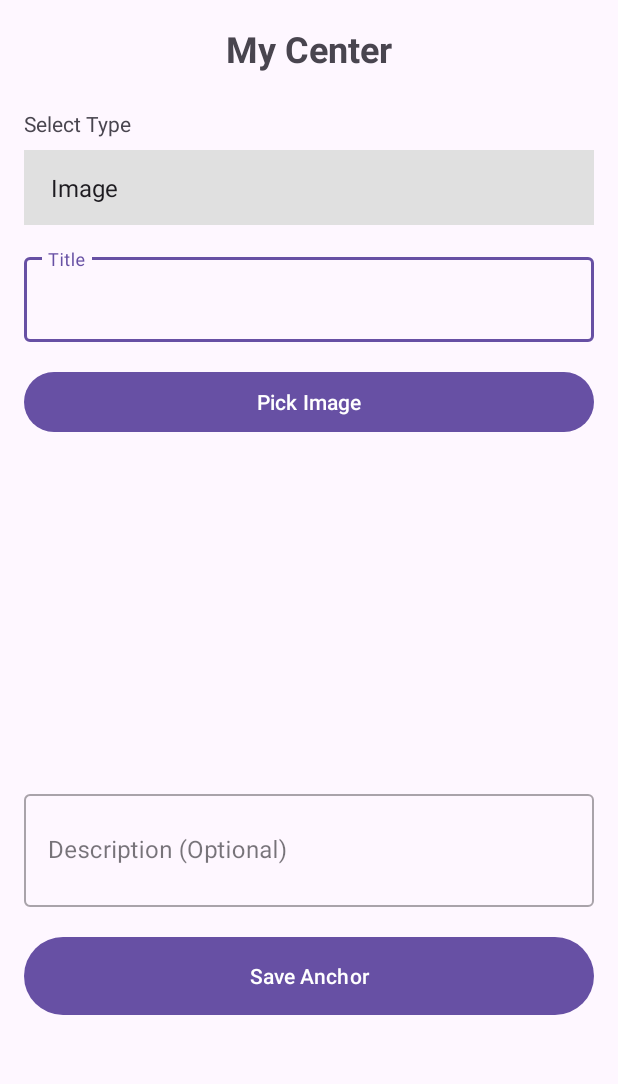
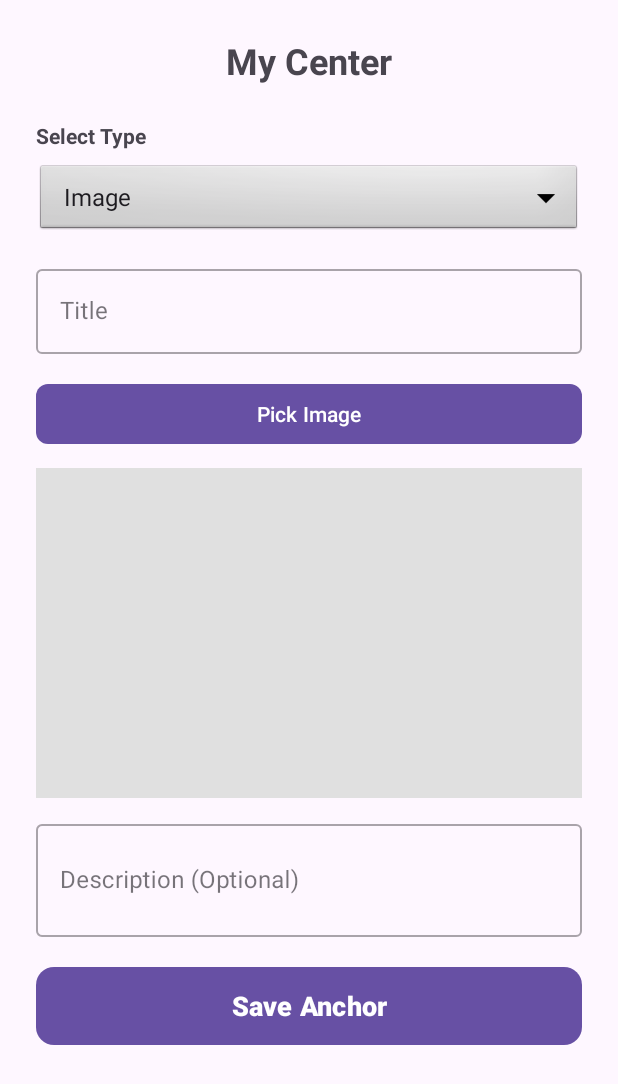
Before and after one commit to eyalab1/AHI-KAROV, an Android app: the layout my_center_layout.xml on its own in the app's theme, with its tools: preview values and no code run, on a phone screen of 412 x 824 dp. Shown: the top 1084 px of the screen. Run offline under Robolectric (Android 15) with nearby library versions, the phone set to English and light mode, and no system bars.

Commit message:
chang the keyboard and fix the errors and the strings

```diff
--- a/app/src/main/java/com/first/ahikarov/MyCenterFragmentMain.kt
+++ b/app/src/main/java/com/first/ahikarov/MyCenterFragmentMain.kt
@@ -78,7 +78,11 @@ class MyCenterFragmentMain : Fragment() {
         }
 
         // כפתור הוספה
+        // הקוד החדש והמתוקן:
         binding.add.setOnClickListener {
+
+            viewModel.setItem(null) //  מנקה את הזיכרון לפני יצירת פריט חדש
+
             findNavController().navigate(R.id.action_center_main_to_add)
         }
     }
--- a/app/src/main/res/layout/my_center_layout.xml
+++ b/app/src/main/res/layout/my_center_layout.xml
@@ -1,16 +1,21 @@
 <?xml version="1.0" encoding="utf-8"?>
 <ScrollView xmlns:android="http://schemas.android.com/apk/res/android"
+    xmlns:app="http://schemas.android.com/apk/res-auto"
     xmlns:tools="http://schemas.android.com/tools"
     android:layout_width="match_parent"
     android:layout_height="match_parent"
-    xmlns:app="http://schemas.android.com/apk/res-auto">
+    android:fillViewport="true"
+    tools:context=".MyCenterFragment">
 
     <LinearLayout
+        android:id="@+id/main_container"
         android:layout_width="match_parent"
         android:layout_height="wrap_content"
+        android:clickable="true"
+        android:focusable="true"
+        android:focusableInTouchMode="true"
         android:orientation="vertical"
-        android:padding="16dp"
-        tools:context="MyCenterFragment">
+        android:padding="24dp">
 
         <TextView
             android:layout_width="wrap_content"
@@ -25,15 +30,15 @@
             android:layout_width="wrap_content"
             android:layout_height="wrap_content"
             android:text="@string/label_select_type"
+            android:textStyle="bold"
             android:layout_marginBottom="8dp"/>
 
         <Spinner
             android:id="@+id/type_spinner"
             android:layout_width="match_parent"
             android:layout_height="50dp"
-            android:background="#E0E0E0"
+            android:background="@android:drawable/btn_dropdown"
             android:entries="@array/anchor_types_array"
-            android:padding="10dp"
             android:layout_marginBottom="16dp"/>
 
         <com.google.android.material.textfield.TextInputLayout
@@ -42,7 +47,7 @@
             android:layout_height="wrap_content"
             android:layout_marginBottom="16dp"
             android:hint="Title"
-            app:boxStrokeWidth="2dp"
+            app:endIconMode="clear_text"
             style="@style/Widget.MaterialComponents.TextInputLayout.OutlinedBox">
 
             <com.google.android.material.textfield.TextInputEditText
@@ -51,7 +56,6 @@
                 android:layout_height="wrap_content"
                 android:inputType="textCapSentences"/>
         </com.google.android.material.textfield.TextInputLayout>
-
 
         <LinearLayout
             android:id="@+id/container_image_input"
@@ -64,21 +68,24 @@
                 android:id="@+id/image_btn"
                 android:layout_width="match_parent"
                 android:layout_height="wrap_content"
-                android:text="@string/btn_pick_image"/>
+                android:text="@string/btn_pick_image"
+                app:cornerRadius="8dp"
+                android:layout_marginBottom="12dp"/>
 
             <ImageView
                 android:id="@+id/result_image"
-                android:layout_width="200dp"
-                android:layout_height="200dp"
-                android:layout_gravity="center"
-                android:layout_marginTop="16dp"
-                android:layout_marginBottom="16dp"
+                android:layout_width="match_parent"
+                android:layout_height="220dp"
+                android:scaleType="centerCrop"
+                android:background="#E0E0E0"
+                android:layout_marginBottom="12dp"
                 android:contentDescription="@string/img_desc_placeholder"/>
 
             <com.google.android.material.textfield.TextInputLayout
                 android:layout_width="match_parent"
                 android:layout_height="wrap_content"
                 android:hint="Description (Optional)"
+                app:endIconMode="clear_text"
                 style="@style/Widget.MaterialComponents.TextInputLayout.OutlinedBox">
 
                 <com.google.android.material.textfield.TextInputEditText
@@ -88,7 +95,6 @@
                     android:inputType="textMultiLine"
                     android:minLines="2"/>
             </com.google.android.material.textfield.TextInputLayout>
-
         </LinearLayout>
 
         <LinearLayout
@@ -105,7 +111,9 @@
                 android:layout_width="match_parent"
                 android:layout_height="wrap_content"
                 android:text="Pick Audio File 🎵"
-                android:backgroundTint="#4CAF50"/>
+                android:backgroundTint="#4CAF50"
+                app:cornerRadius="8dp"
+                android:layout_marginBottom="8dp"/>
 
             <TextView
                 android:id="@+id/tv_selected_audio_name"
@@ -138,6 +146,9 @@
             android:layout_width="match_parent"
             android:layout_height="60dp"
             android:text="@string/btn_save"
+            android:textSize="18sp"
+            android:textStyle="bold"
+            app:cornerRadius="12dp"
             android:layout_marginTop="16dp"/>
 
     </LinearLayout>
--- a/app/src/main/res/navigation/our_nav.xml
+++ b/app/src/main/res/navigation/our_nav.xml
@@ -48,6 +48,10 @@
     <fragment
         android:id="@+id/detailItemFragment"
         android:name="com.first.ahikarov.DetailItemFragment"
-        android:label="DetailItemFragment" />
+        android:label="DetailItemFragment" >
+        <action
+            android:id="@+id/action_detailItemFragment_to_myCenterFragment"
+            app:destination="@id/myCenterFragment" />
+    </fragment>
 
 </navigation>
```
Also changed, not shown: app/src/main/java/com/first/ahikarov/DetailItemFragment.kt (+24 -30 lines), app/src/main/java/com/first/ahikarov/MyCenterFragment.kt (+134 -123 lines), app/src/main/java/com/first/ahikarov/MyCenterViewModel.kt (+13 -22 lines), app/src/main/java/com/first/ahikarov/SosAndSupportFragment.kt (+5 -4 lines), app/src/main/res/layout/detail_item_layout.xml (+47 -23 lines), app/src/main/res/values/strings.xml (+9 -1 lines).
